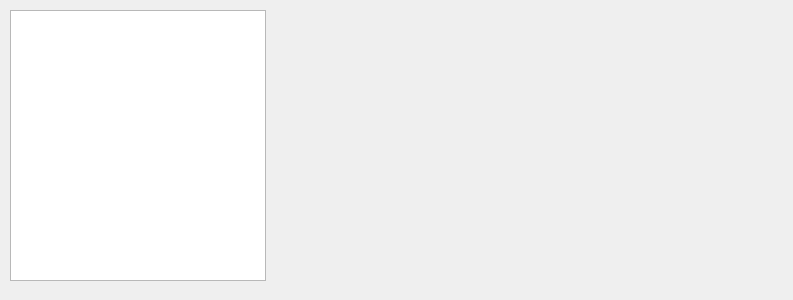
Old version of the form src/form.ui in the repository NicolasTobiasAlmaraz/uModelHardware.
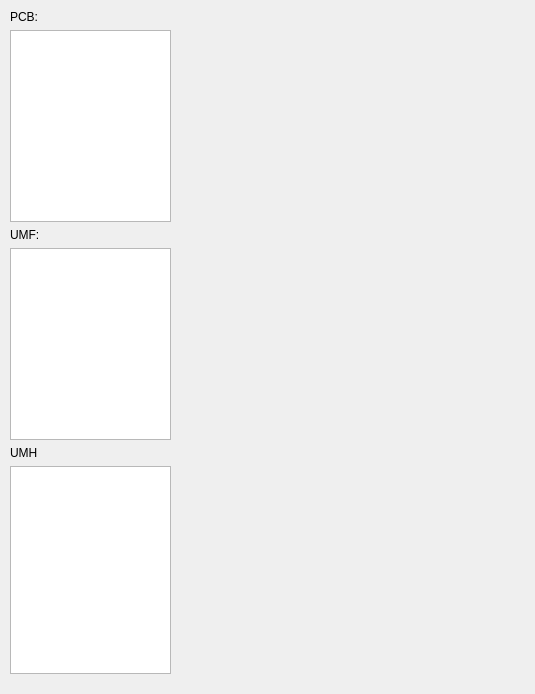
New version of the form.

Commit message: Agrego ventana debug

```diff
--- a/src/form.ui
+++ b/src/form.ui
@@ -6,22 +6,70 @@
    <rect>
     <x>0</x>
     <y>0</y>
-    <width>793</width>
-    <height>300</height>
+    <width>535</width>
+    <height>694</height>
    </rect>
   </property>
   <property name="windowTitle">
    <string>Form</string>
   </property>
-  <widget class="QListWidget" name="listWidget">
+  <widget class="QWidget" name="">
    <property name="geometry">
     <rect>
      <x>10</x>
      <y>10</y>
-     <width>256</width>
-     <height>271</height>
+     <width>161</width>
+     <height>664</height>
     </rect>
    </property>
+   <layout class="QVBoxLayout" name="verticalLayout_5">
+    <item>
+     <layout class="QVBoxLayout" name="verticalLayout_3">
+      <item>
+       <layout class="QVBoxLayout" name="verticalLayout">
+        <item>
+         <widget class="QLabel" name="label">
+          <property name="text">
+           <string>PCB:</string>
+          </property>
+         </widget>
+        </item>
+        <item>
+         <widget class="QListWidget" name="listWidget"/>
+        </item>
+       </layout>
+      </item>
+      <item>
+       <layout class="QVBoxLayout" name="verticalLayout_2">
+        <item>
+         <widget class="QLabel" name="label_2">
+          <property name="text">
+           <string>UMF:</string>
+          </property>
+         </widget>
+        </item>
+        <item>
+         <widget class="QListWidget" name="listWidget_2"/>
+        </item>
+       </layout>
+      </item>
+     </layout>
+    </item>
+    <item>
+     <layout class="QVBoxLayout" name="verticalLayout_4">
+      <item>
+       <widget class="QLabel" name="label_3">
+        <property name="text">
+         <string>UMH</string>
+        </property>
+       </widget>
+      </item>
+      <item>
+       <widget class="QListWidget" name="listWidget_3"/>
+      </item>
+     </layout>
+    </item>
+   </layout>
   </widget>
  </widget>
  <resources/>
```
The commit also changes 7 other files.
